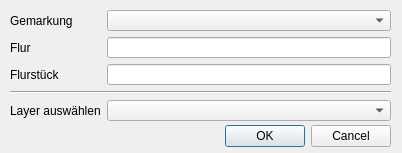
The window that layer_geocode_dialog_base.ui (bennetrr/qgs-layer-geocode) describes before a commit, drawn with Qt 5.
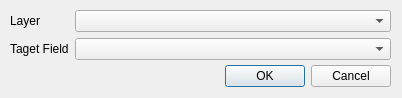
The same window after the commit. Icons and pictures are not drawn. Custom widgets are drawn as their Qt base class.

Patch:
```diff
--- a/layer_geocode_dialog_base.ui
+++ b/layer_geocode_dialog_base.ui
@@ -7,7 +7,7 @@
     <x>0</x>
     <y>0</y>
     <width>402</width>
-    <height>153</height>
+    <height>98</height>
    </rect>
   </property>
   <property name="windowTitle">
@@ -21,7 +21,7 @@
    <property name="geometry">
     <rect>
      <x>10</x>
-     <y>120</y>
+     <y>60</y>
      <width>381</width>
      <height>32</height>
     </rect>
@@ -39,65 +39,41 @@
      <x>10</x>
      <y>10</y>
      <width>381</width>
-     <height>111</height>
+     <height>56</height>
     </rect>
    </property>
    <layout class="QFormLayout" name="formLayout">
-    <item row="0" column="0">
-     <widget class="QLabel" name="l_gemarkung">
-      <property name="text">
-       <string>Gemarkung</string>
-      </property>
-     </widget>
-    </item>
-    <item row="0" column="1">
-     <widget class="QComboBox" name="i_gemarkung">
-      <property name="insertPolicy">
-       <enum>QComboBox::InsertAlphabetically</enum>
-      </property>
-     </widget>
-    </item>
     <item row="1" column="0">
-     <widget class="QLabel" name="l_flur">
+     <widget class="QLabel" name="label">
       <property name="text">
-       <string>Flur</string>
+       <string>Layer</string>
       </property>
      </widget>
     </item>
     <item row="1" column="1">
-     <widget class="QLineEdit" name="i_flur"/>
+     <widget class="QgsMapLayerComboBox" name="layer">
+     </widget>
     </item>
     <item row="2" column="0">
      <widget class="QLabel" name="l_flurstueck">
       <property name="text">
-       <string>Flurstück</string>
+       <string>Taget Field</string>
       </property>
      </widget>
     </item>
     <item row="2" column="1">
-     <widget class="QLineEdit" name="i_flurstueck"/>
-    </item>
-    <item row="4" column="0">
-     <widget class="QLabel" name="label">
-      <property name="text">
-       <string>Layer auswählen</string>
-      </property>
-     </widget>
-    </item>
-    <item row="4" column="1">
-     <widget class="QgsMapLayerComboBox" name="i_layer"/>
-    </item>
-    <item row="3" column="0" colspan="2">
-     <widget class="Line" name="line">
-      <property name="orientation">
-       <enum>Qt::Horizontal</enum>
-      </property>
+     <widget class="QgsFieldComboBox" name="field">
      </widget>
     </item>
    </layout>
   </widget>
  </widget>
  <customwidgets>
+  <customwidget>
+   <class>QgsFieldComboBox</class>
+   <extends>QComboBox</extends>
+   <header>qgsfieldcombobox.h</header>
+  </customwidget>
   <customwidget>
    <class>QgsMapLayerComboBox</class>
    <extends>QComboBox</extends>
```
Left out of the diff: 30 changed lines with no effect on the pictures.
